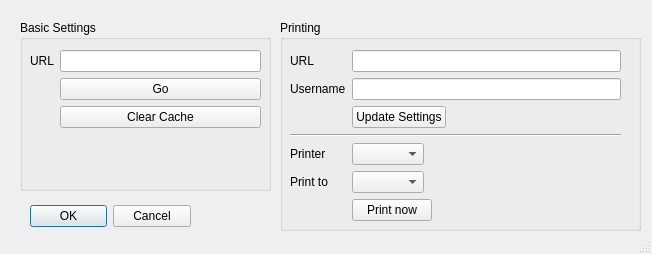
First picture: the form in optionsdialog.ui, repository jasonknight/salor-bin, before the edit.
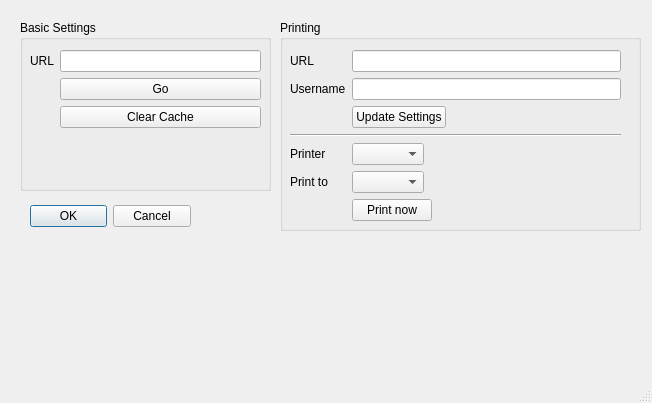
Second picture: the form after the edit.

```diff
--- a/optionsdialog.ui
+++ b/optionsdialog.ui
@@ -7,7 +7,7 @@
     <x>0</x>
     <y>0</y>
     <width>652</width>
-    <height>254</height>
+    <height>403</height>
    </rect>
   </property>
   <property name="windowTitle">
@@ -195,6 +195,17 @@
     </layout>
    </widget>
   </widget>
+  <widget class="QWidget" name="gridLayoutWidget">
+   <property name="geometry">
+    <rect>
+     <x>240</x>
+     <y>240</y>
+     <width>160</width>
+     <height>80</height>
+    </rect>
+   </property>
+   <layout class="QGridLayout" name="myGrid"/>
+  </widget>
  </widget>
  <resources/>
  <connections>
```
Left out of the diff: 6 changed lines with no effect on the pictures.
